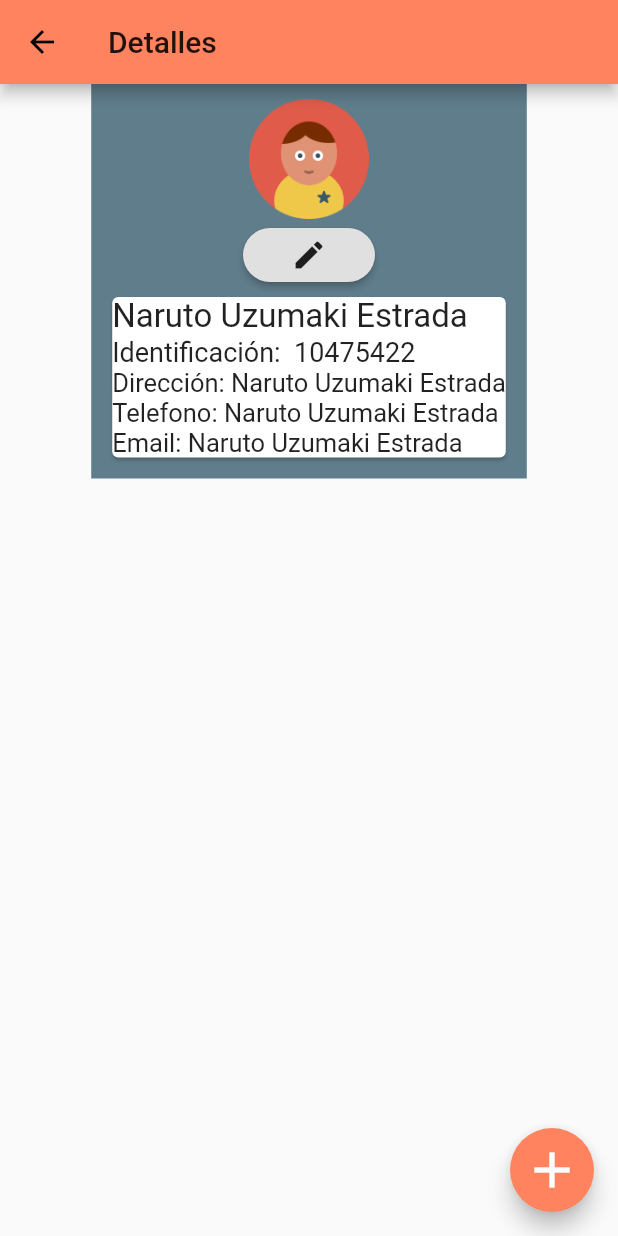
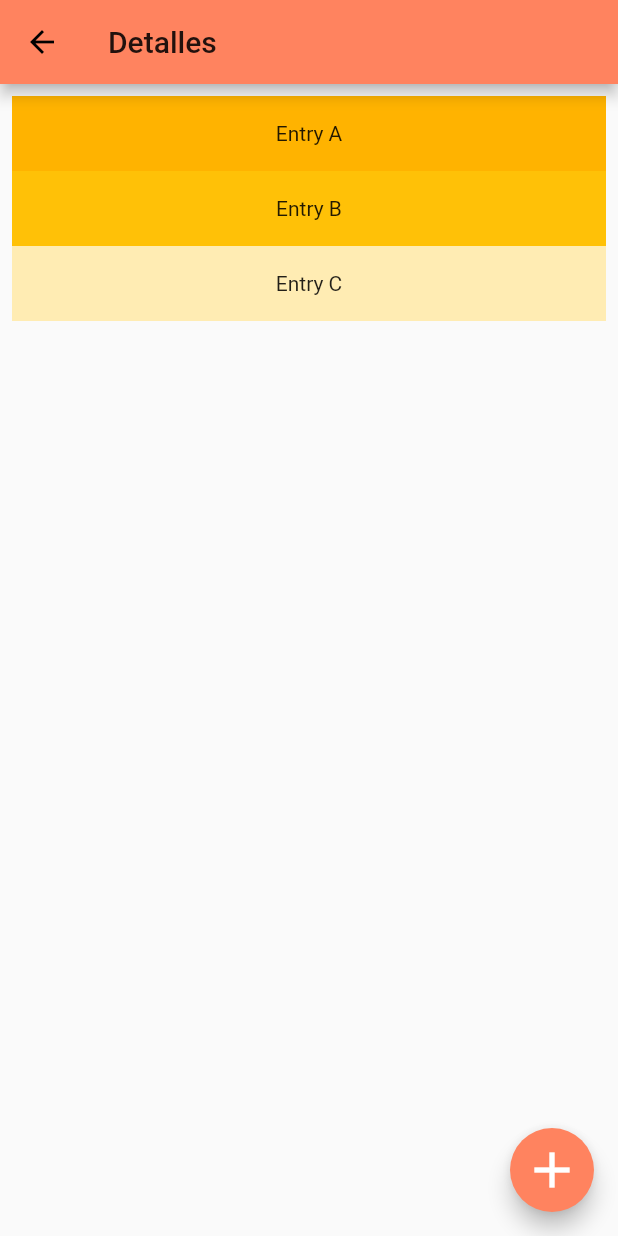
Before and after one commit to yibsonalexis/Flutter-PrestApp, a Flutter app: the CustomerDetailPage screen opened by its route, on a phone screen of 412 x 824 dp. Run offline on Flutter 3.47's test engine with Material 2 defaults, Android fonts, the phone set to English and light mode, and no system bars; our stand-ins replace sqflite; accounts and stored records are empty.

```diff
--- /dev/null
+++ b/lib/models/loan_model.dart
@@ -0,0 +1,45 @@
+import 'dart:convert';
+
+Loan loanFromJson(String str) => Loan.fromJson(json.decode(str));
+
+String loanToJson(Loan data) => json.encode(data.toJson());
+
+class Loan {
+    int id;
+    int personId;
+    double loanValue;
+    double interest;
+    int numberFees;
+    String date;
+    int isActive;
+
+    Loan({
+        this.id,
+        this.personId,
+        this.loanValue,
+        this.interest,
+        this.numberFees,
+        this.date,
+        this.isActive,
+    });
+
+    factory Loan.fromJson(Map<String, dynamic> json) => Loan(
+        id: json["id"],
+        personId: json["personId"],
+        loanValue: json["loanValue"].toDouble(),
+        interest: json["interest"].toDouble(),
+        numberFees: json["numberFees"],
+        date: json["date"],
+        isActive: json["isActive"],
+    );
+
+    Map<String, dynamic> toJson() => {
+        "id": id,
+        "personId": personId,
+        "loanValue": loanValue,
+        "interest": interest,
+        "numberFees": numberFees,
+        "date": date,
+        "isActive": isActive,
+    };
+}
--- a/lib/pages/customerDetail_page.dart
+++ b/lib/pages/customerDetail_page.dart
@@ -1,11 +1,21 @@
 import 'package:flutter/material.dart';
+import 'package:prestapp/models/person_model.dart';
 
 class CustomerDetailPage extends StatelessWidget {
+  Person person = new Person();
+  double _width;
   @override
   Widget build(BuildContext context) {
+    Person _argPerson = ModalRoute.of(context).settings.arguments;
+    if (_argPerson != null) {
+      person = _argPerson;
+    }
+    _width = MediaQuery.of(context).size.width;
+    print(_width);
+
     return Scaffold(
       appBar: _appBar(),
-      body: _body(),
+      body: _listLoand2(context),
       floatingActionButton: FloatingActionButton(
         onPressed: () {},
         backgroundColor: Theme.of(context).primaryColor,
@@ -23,79 +33,61 @@ class CustomerDetailPage extends StatelessWidget {
     );
   }
 
-  Widget _body() {
+  Widget _body(BuildContext context) {
+    // Loan loan = new Loan();
     return Column(
-      children: <Widget>[_customerInfo(), _listLoan()],
+      children: <Widget>[
+        _customerInfo(context),
+        _listLoand(context),
+        // _listLoand2(context),
+      ],
     );
   }
 
-  Widget _customerInfo() {
+  Widget _customerInfo(BuildContext context) {
     return Container(
-      padding: EdgeInsets.all(10.0),
+      // padding: EdgeInsets.all(10.0),
       color: Colors.blueGrey,
       // height: 200.0,
       child: Column(
-        children: <Widget>[
-          userImage(),
-          SizedBox(
-            width: 12.0,
-          ),
-          _customerInfoDetail()
-        ],
+        mainAxisAlignment: MainAxisAlignment.center,
+        crossAxisAlignment: CrossAxisAlignment.center,
+        children: <Widget>[userImage(context), _customerInfoDetail()],
       ),
     );
   }
 
-  Widget userImage() {
-    return Column(
-      children: <Widget>[
-        Image.asset(
-          "assets/img/user.png",
-          width: 80.0,
-        ),
-        RaisedButton(
-          child: Icon(Icons.edit),
-          shape: RoundedRectangleBorder(borderRadius: new BorderRadius.circular(30.0)),
-
-          onPressed: () {},
-        )
-      ],
-    );
-  }
-
-  Widget _customerInfoDetail() {
-    return Card(
-      child: Column(
-        crossAxisAlignment: CrossAxisAlignment.start,
+  Widget userImage(BuildContext context) {
+    return Container(
+      // alignment: Alignment.center,
+      child: Stack(
         children: <Widget>[
-          Text(
-            "Naruto Uzumaki Estrada",
-            style: TextStyle(
-              fontSize: 22.0,
+          Container(
+            width: 100,
+            height: 100,
+            padding: EdgeInsets.all(10.0),
+            // color: Colors.yellow,
+            child: Image.asset(
+              "assets/img/user.png",
             ),
           ),
-          Text(
-            "Identificación:  10475422",
-            style: TextStyle(
-              fontSize: 18.0,
-            ),
-          ),
-          Text(
-            "Dirección: Naruto Uzumaki Estrada",
-            style: TextStyle(
-              fontSize: 17.0,
-            ),
-          ),
-          Text(
-            "Telefono: Naruto Uzumaki Estrada",
-            style: TextStyle(
-              fontSize: 17.0,
-            ),
-          ),
-          Text(
-            "Email: Naruto Uzumaki Estrada",
-            style: TextStyle(
-              fontSize: 17.0,
+          Positioned(
+            bottom: -4.0,
+            right: 5.0,
+            child: ButtonTheme(
+              minWidth: 33.0,
+              height: 33.0,
+              buttonColor: Colors.white,
+              child: RaisedButton(
+                child: Icon(Icons.edit),
+                padding: EdgeInsets.all(0.0),
+                shape: RoundedRectangleBorder(
+                    borderRadius: new BorderRadius.circular(30.0)),
+                onPressed: () {
+                  Navigator.pushNamed(context, "customerManagement",
+                      arguments: person);
+                },
+              ),
             ),
           )
         ],
@@ -103,7 +95,149 @@ class CustomerDetailPage extends StatelessWidget {
     );
   }
 
-  Widget _listLoan() {
-    return Container();
+  Widget _customerInfoDetail() {
+    return Card(
+      child: Column(
+        crossAxisAlignment: CrossAxisAlignment.center,
+        children: <Widget>[
+          Text(
+            person.name + " " + person.lname,
+            style: TextStyle(
+              fontSize: 22.0,
+            ),
+          ),
+          Text(
+            "Identificación: " + person.identification,
+            style: TextStyle(
+              fontSize: 18.0,
+            ),
+          ),
+          if (person.addres.isNotEmpty)
+            Text(
+              "Dirección:" + person.addres,
+              style: TextStyle(
+                fontSize: 17.0,
+              ),
+            ),
+          if (person.email.isNotEmpty)
+            Text(
+              "Email: " + person.email,
+              style: TextStyle(
+                fontSize: 17.0,
+              ),
+            ),
+          if (person.cellPhone.isNotEmpty)
+            Text(
+              "Teléfono móvil: " + person.cellPhone,
+              style: TextStyle(
+                fontSize: 17.0,
+              ),
+            ),
+          if (person.landline.isNotEmpty)
+            Text(
+              "Teléfono fijo: " + person.landline,
+              style: TextStyle(
+                fontSize: 17.0,
+              ),
+            ),
+        ],
+      ),
+    );
   }
+
+Widget _listLoand(BuildContext context){
+  return Container(width: 10.0,height:  10.0);
+
 }
+  Widget _listLoand2(BuildContext context) {
+    return ListView(
+      padding: const EdgeInsets.all(8),
+      children: <Widget>[
+        Container(
+          height: 50,
+          color: Colors.amber[600],
+          child: const Center(child: Text('Entry A')),
+        ),
+        Container(
+          height: 50,
+          color: Colors.amber[500],
+          child: const Center(child: Text('Entry B')),
+        ),
+        Container(
+          height: 50,
+          color: Colors.amber[100],
+          child: const Center(child: Text('Entry C')),
+        ),
+      ],
+    );
+  }
+
+  // Widget _cardLoan(BuildContext context, Loan loan) {
+  //   return Container();
+
+  //   return Card(
+  //     child: Dismissible(
+  //       key: UniqueKey(),
+  //       confirmDismiss: (DismissDirection direction) async {
+  //         if (direction == DismissDirection.endToStart) {
+  //           Navigator.pushNamed(context, "customerManagement",
+  //               arguments: loan);
+  //           return false;
+  //         }
+  //         return _showConfirmationDialog(context, loan);
+  //       },
+  //       background: Container(
+  //         alignment: Alignment.centerLeft,
+  //         padding: EdgeInsets.only(left: 20.0),
+  //         color: Colors.redAccent,
+  //         child: Icon(Icons.delete, color: Colors.white),
+  //       ),
+  //       secondaryBackground: Container(
+  //         alignment: Alignment.centerRight,
+  //         padding: EdgeInsets.only(right: 20.0),
+  //         color: Colors.orangeAccent,
+  //         child: Icon(Icons.edit, color: Colors.white),
+  //       ),
+  //       child: ListTile(
+  //         leading: CircleAvatar(
+  //           backgroundImage: AssetImage("assets/img/user.png"),
+  //         ),
+  //         title: Text("${loan.loanValue} ${loan.interest}"),
+  //         subtitle: Text(loan.numberFees.toString()),
+  //         trailing: Icon(Icons.arrow_forward_ios),
+  //         onTap: () {
+  //           Navigator.pushNamed(context, "customerDetail", arguments: loan);
+  //         },
+  //       ),
+  //     ),
+  //   );
+  // }
+
+  // Future<bool> _showConfirmationDialog(BuildContext context, Loan loan) async {
+  //   return showDialog<bool>(
+  //     context: context,
+  //     barrierDismissible: true,
+  //     builder: (BuildContext context) {
+  //       return AlertDialog(
+  //         title: const Text("Delete Person"),
+  //         content: const Text("Are you sure you wish to delete this person?"),
+  //         actions: <Widget>[
+  //           FlatButton(
+  //             child: const Text('Yes'),
+  //             onPressed: () {
+  //               // DBProvider.db.deletePerson(person.id);
+  //               Navigator.pop(context, true); // showDialog() returns true
+  //             },
+  //           ),
+  //           FlatButton(
+  //             child: const Text('No'),
+  //             onPressed: () {
+  //               Navigator.pop(context, false); // showDialog() returns false
+  //             },
+  //           ),
+  //         ],
+  //       );
+  //     },
+  //   );
+  // }
+}
--- a/lib/pages/customerManagement_page.dart
+++ b/lib/pages/customerManagement_page.dart
@@ -19,7 +19,6 @@ class _CustomerManagementPageState extends State<CustomerManagementPage> {
   @override
   Widget build(BuildContext context) {
     Person _argPerson = ModalRoute.of(context).settings.arguments;
-    print("ARG");
     print(_argPerson);
     if (_argPerson != null) {
       person = _argPerson;
@@ -136,6 +135,7 @@ class _CustomerManagementPageState extends State<CustomerManagementPage> {
               ),
               Divider(),
               TextFormField(
+                keyboardType: TextInputType.emailAddress,
                 initialValue: person.email,
                 textCapitalization: TextCapitalization.sentences,
                 decoration: InputDecoration(
--- a/lib/pages/customers_page.dart
+++ b/lib/pages/customers_page.dart
@@ -49,7 +49,7 @@ class _CustomersPageState extends State<CustomersPage> {
           return ListView.builder(
             itemCount: persons.length,
             itemBuilder: (BuildContext context, int i) =>
-                _cardPerson(persons[i]),
+                _cardPerson(persons[i], context),
           );
         } else {
           return Center(
@@ -62,7 +62,7 @@ class _CustomersPageState extends State<CustomersPage> {
     );
   }
 
-  Widget _cardPerson(Person person) {
+  Widget _cardPerson(Person person, BuildContext context) {
     return Card(
       child: Dismissible(
         key: UniqueKey(),
@@ -94,7 +94,7 @@ class _CustomersPageState extends State<CustomersPage> {
           subtitle: Text(person.identification),
           trailing: Icon(Icons.arrow_forward_ios),
           onTap: () {
-            Navigator.pushNamed(context, "customerDetail");
+            Navigator.pushNamed(context, "customerDetail", arguments: person);
           },
         ),
       ),
```
Also changed, not shown: pubspec.lock.
